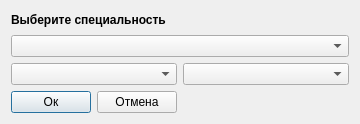
ichigo7diavol/armp, file maddspecdialog.ui: the form before one commit.
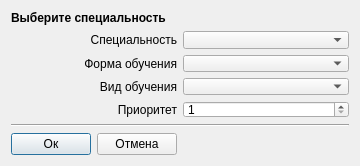
The form after the commit.

Patch:
```diff
--- a/maddspecdialog.ui
+++ b/maddspecdialog.ui
@@ -7,11 +7,11 @@
     <x>0</x>
     <y>0</y>
     <width>360</width>
-    <height>124</height>
+    <height>166</height>
    </rect>
   </property>
   <property name="sizePolicy">
-   <sizepolicy hsizetype="Fixed" vsizetype="Fixed">
+   <sizepolicy hsizetype="Expanding" vsizetype="Expanding">
     <horstretch>0</horstretch>
     <verstretch>0</verstretch>
    </sizepolicy>
@@ -24,14 +24,14 @@
   </property>
   <property name="maximumSize">
    <size>
-    <width>360</width>
-    <height>124</height>
+    <width>16000000</width>
+    <height>16000000</height>
    </size>
   </property>
   <property name="windowTitle">
    <string>Dialog</string>
   </property>
-  <layout class="QVBoxLayout" name="verticalLayout" stretch="0,1,0">
+  <layout class="QVBoxLayout" name="verticalLayout" stretch="0,1,0,0">
    <item>
     <widget class="QLabel" name="label">
      <property name="font">
@@ -47,17 +47,95 @@
    </item>
    <item>
     <layout class="QGridLayout" name="gridLayout">
-     <item row="0" column="0" colspan="2">
-      <widget class="QComboBox" name="specComboBox"/>
+     <item row="0" column="0">
+      <widget class="QLabel" name="label_2">
+       <property name="text">
+        <string>Специальность</string>
+       </property>
+       <property name="alignment">
+        <set>Qt::AlignRight|Qt::AlignTrailing|Qt::AlignVCenter</set>
+       </property>
+      </widget>
+     </item>
+     <item row="2" column="0">
+      <widget class="QLabel" name="label_4">
+       <property name="text">
+        <string>Вид обучения</string>
+       </property>
+       <property name="alignment">
+        <set>Qt::AlignRight|Qt::AlignTrailing|Qt::AlignVCenter</set>
+       </property>
+      </widget>
      </item>
      <item row="1" column="0">
-      <widget class="QComboBox" name="educFormComboBox"/>
+      <widget class="QLabel" name="label_3">
+       <property name="text">
+        <string>Форма обучения</string>
+       </property>
+       <property name="alignment">
+        <set>Qt::AlignRight|Qt::AlignTrailing|Qt::AlignVCenter</set>
+       </property>
+      </widget>
+     </item>
+     <item row="2" column="1">
+      <widget class="QComboBox" name="financeFormComboBox">
+       <property name="maximumSize">
+        <size>
+         <width>256</width>
+         <height>16777215</height>
+        </size>
+       </property>
+      </widget>
      </item>
      <item row="1" column="1">
-      <widget class="QComboBox" name="financeFormComboBox"/>
+      <widget class="QComboBox" name="educFormComboBox">
+       <property name="maximumSize">
+        <size>
+         <width>256</width>
+         <height>16777215</height>
+        </size>
+       </property>
+      </widget>
+     </item>
+     <item row="0" column="1">
+      <widget class="QComboBox" name="specComboBox">
+       <property name="maximumSize">
+        <size>
+         <width>256</width>
+         <height>16777215</height>
+        </size>
+       </property>
+      </widget>
+     </item>
+     <item row="3" column="0">
+      <widget class="QLabel" name="label_5">
+       <property name="text">
+        <string>Приоритет</string>
+       </property>
+       <property name="alignment">
+        <set>Qt::AlignRight|Qt::AlignTrailing|Qt::AlignVCenter</set>
+       </property>
+      </widget>
+     </item>
+     <item row="3" column="1">
+      <widget class="QSpinBox" name="prioritySpinBox">
+       <property name="minimum">
+        <number>1</number>
+       </property>
+       <property name="maximum">
+        <number>3</number>
+       </property>
+      </widget>
      </item>
     </layout>
    </item>
+   <item>
+    <widget class="Line" name="line">
+     <property name="orientation">
+      <enum>Qt::Horizontal</enum>
+     </property>
+    </widget>
+   </item>
    <item>
     <layout class="QHBoxLayout" name="horizontalLayout">
      <item>
```
